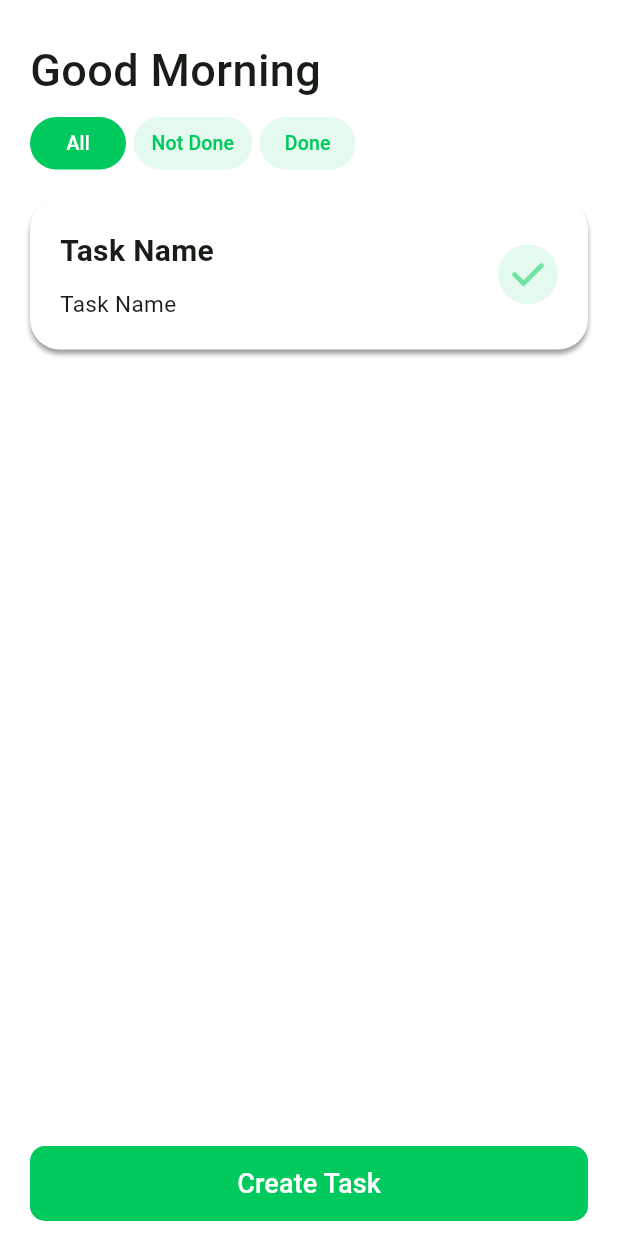
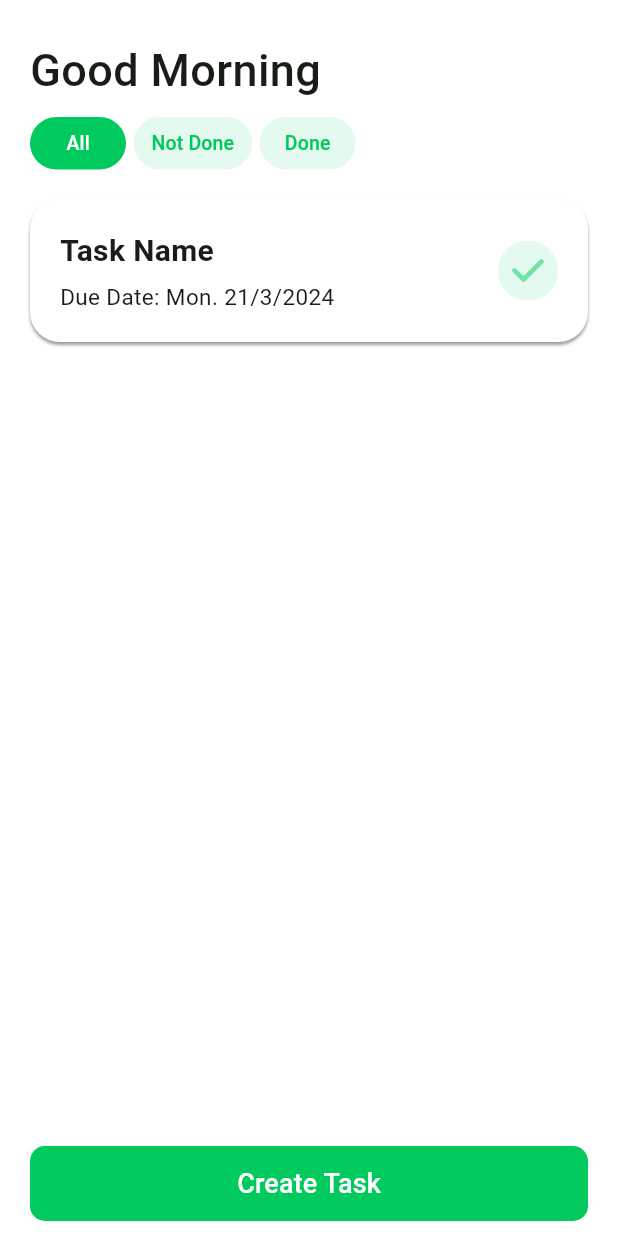
Before and after one commit to Mohammed-AboLEneen/Online-Tasks-App, a Flutter app: the screen it shows after launch, on a phone screen of 412 x 824 dp. Run offline on Flutter 3.47's test engine with Material 3 defaults, Android fonts, the phone set to English and light mode, and no system bars; our stand-ins replace flutter_bloc, font_awesome_flutter, hive, hive_flutter; accounts and stored records are empty.

Commit message:
create cubit and states for home page and model for tasks with its adaptors to store it using hive

```diff
--- /dev/null
+++ b/lib/features/homePage/data/models/task_card_model.dart
@@ -0,0 +1,19 @@
+import 'package:hive/hive.dart';
+
+part 'task_card_model.g.dart';
+
+@HiveType(typeId: 0)
+class TaskCardModel extends HiveObject {
+  @HiveField(0)
+  final String title;
+  @HiveField(1)
+  final String date;
+  @HiveField(2)
+  final String status;
+
+  TaskCardModel({
+    required this.title,
+    required this.date,
+    required this.status,
+  });
+}
--- /dev/null
+++ b/lib/features/homePage/presentation/manager/home_page_cubit/home_page_cubit.dart
@@ -0,0 +1,38 @@
+import 'package:flutter_bloc/flutter_bloc.dart';
+import 'package:hive/hive.dart';
+
+import '../../../data/models/task_card_model.dart';
+import 'home_page_states.dart';
+
+class HomePageCubit extends Cubit<HomePageStates> {
+  HomePageCubit() : super(HomePageInitialState());
+
+  static HomePageCubit get(context) => BlocProvider.of(context);
+
+  List<TaskCardModel> tasks = [];
+
+  Box? currentTasksBox;
+
+  List<String> topics = ['All', 'Not Done', 'Done'];
+
+  void initCurrentTasksBox() async {
+    currentTasksBox = await Hive.openBox<TaskCardModel>('All');
+    tasks = currentTasksBox?.values.toList() as List<TaskCardModel>;
+    emit(GetTaskSuccessState());
+  }
+
+  void addTask(TaskCardModel task) async {
+    await currentTasksBox?.add(task);
+    tasks.add(task);
+    emit(AddNewTaskSuccessState());
+  }
+
+  void changeTasksTopic(int index) async {
+    currentTasksBox?.close();
+
+    currentTasksBox = await Hive.openBox<TaskCardModel>(topics[index]);
+    tasks = currentTasksBox?.values.toList() as List<TaskCardModel>;
+
+    emit(ChangeTaskTopicState());
+  }
+}
--- /dev/null
+++ b/lib/features/homePage/presentation/manager/home_page_cubit/home_page_states.dart
@@ -0,0 +1,21 @@
+abstract class HomePageStates {}
+
+class HomePageInitialState extends HomePageStates {}
+
+class AddNewTaskSuccessState extends HomePageStates {}
+
+class AddNewTaskFailureState extends HomePageStates {
+  final String error;
+
+  AddNewTaskFailureState(this.error);
+}
+
+class ChangeTaskTopicState extends HomePageStates {}
+
+class GetTaskSuccessState extends HomePageStates {}
+
+class GetTaskFailureState extends HomePageStates {
+  final String error;
+
+  GetTaskFailureState(this.error);
+}
--- a/lib/features/homePage/presentation/view/home_page.dart
+++ b/lib/features/homePage/presentation/view/home_page.dart
@@ -1,25 +1,30 @@
 import 'package:flutter/material.dart';
-import 'package:todo_list_app/cores/widgets/custom_textbutton.dart';
+import 'package:flutter_bloc/flutter_bloc.dart';
 import 'package:todo_list_app/features/homePage/presentation/view/widgets/create_task_bottom_widget.dart';
 import 'package:todo_list_app/features/homePage/presentation/view/widgets/custom_task_card.dart';
-
-import '../../../../constents.dart';
 import '../../../../cores/utlis/app_fonts.dart';
-import '../../../../cores/widgets/custom_textfield_rounded_border.dart';
 import '../../../../cores/widgets/segment_button.dart';
-import '../../../../cores/widgets/sliver_sizedbox.dart';
+import '../manager/home_page_cubit/home_page_cubit.dart';
+import '../manager/home_page_cubit/home_page_states.dart';
 
 class HomePage extends StatelessWidget {
   const HomePage({super.key});
 
   @override
   Widget build(BuildContext context) {
+    return BlocProvider(
+        create: (context) => HomePageCubit(),
+        child: BlocConsumer<HomePageCubit, HomePageStates>(
+            listener: (context, state) {},
+            builder: (context, state) {
+              HomePageCubit homePageCubit = HomePageCubit.get(context);
+
               return Scaffold(
                 backgroundColor: Colors.white,
                 body: SafeArea(
                     child: Padding(
-        padding:
-            const EdgeInsets.only(right: 20, left: 20, top: 25, bottom: 10),
+                  padding: const EdgeInsets.only(
+                      right: 20, left: 20, top: 25, bottom: 10),
                   child: Column(
                     crossAxisAlignment: CrossAxisAlignment.start,
                     children: [
@@ -41,5 +46,6 @@ class HomePage extends StatelessWidget {
                   ),
                 )),
               );
+            }));
   }
 }
--- a/lib/features/homePage/presentation/view/widgets/create_task_bottom_widget.dart
+++ b/lib/features/homePage/presentation/view/widgets/create_task_bottom_widget.dart
@@ -66,7 +66,6 @@ class _CreateTaskButtonWidgetState extends State<CreateTaskButtonWidget> {
                       labelText: 'Due Date',
                       backgroundColor: Colors.grey.withOpacity(.2),
                       textColor: Colors.teal,
-                      c
                       padding: const EdgeInsets.only(left: 20),
                       keyboardType: TextInputType.none,
                       onTap: () async {
--- a/lib/features/homePage/presentation/view/widgets/custom_task_card.dart
+++ b/lib/features/homePage/presentation/view/widgets/custom_task_card.dart
@@ -17,14 +17,15 @@ class CustomTaskCard extends StatelessWidget {
         boxShadow: const [
           BoxShadow(
             color: Colors.grey,
-            blurRadius: 2.5,
-            offset: Offset(0, 3), // Shadow position
+            blurRadius: 1,
+            offset: Offset(0, 2), // Shadow position
           ),
         ],
       ),
       child: Row(
         children: [
-          Column(
+          Expanded(
+            child: Column(
               crossAxisAlignment: CrossAxisAlignment.start,
               children: [
                 Text(
@@ -34,17 +35,17 @@ class CustomTaskCard extends StatelessWidget {
                   maxLines: 3,
                 ),
                 const SizedBox(
-                height: 10,
+                  height: 5,
                 ),
                 Text(
-                'Task Name',
+                  'Due Date: Mon. 21/3/2024',
                   style: AppFonts.textStyle15Regular,
                   overflow: TextOverflow.ellipsis,
                   maxLines: 1,
                 ),
               ],
             ),
-          const Spacer(),
+          ),
           CircleAvatar(
             backgroundColor: mainColor.withOpacity(.1),
             child: FaIcon(FontAwesomeIcons.check,
```
Also changed, not shown: lib/main.dart (+7 -3 lines), pubspec.yaml (+8 -1 lines), lib/features/homePage/data/models/task_card_model.g.dart (added), pubspec.lock, 1 other file. Lines whose indentation alone changed are shown as unchanged.
